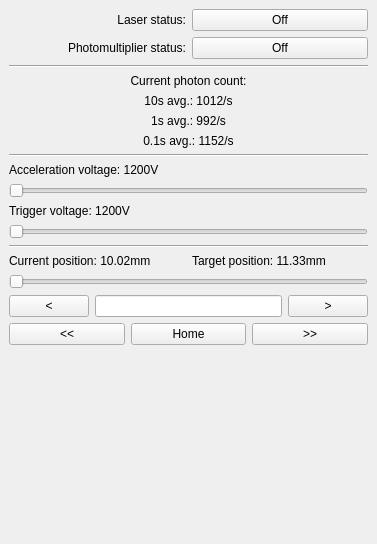
First picture: the form in controldock.ui, repository JJendryka/Photomultiplier, before the edit.
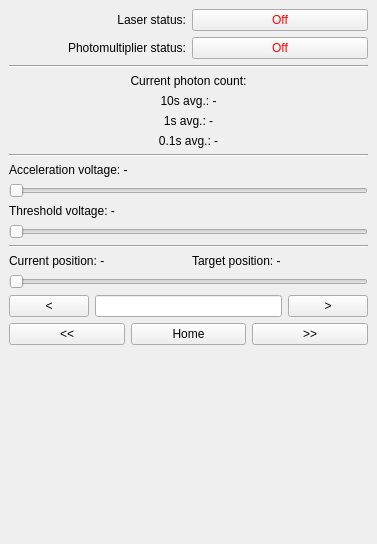
Second picture: the form after the edit.

Commit message: Changed control dock placeholders

The edit to the form file:
```diff
--- a/controldock.ui
+++ b/controldock.ui
@@ -34,6 +34,9 @@
         </item>
         <item>
          <widget class="QPushButton" name="laserStatusButton">
+          <property name="styleSheet">
+           <string notr="true">QPushButton {color: red;}</string>
+          </property>
           <property name="text">
            <string>Off</string>
           </property>
@@ -58,6 +61,9 @@
         </item>
         <item>
          <widget class="QPushButton" name="photomultiplierStatusButton">
+          <property name="styleSheet">
+           <string notr="true">QPushButton {color: red;}</string>
+          </property>
           <property name="text">
            <string>Off</string>
           </property>
@@ -90,7 +96,7 @@
         <item>
          <widget class="QLabel" name="photonReadout10Label">
           <property name="text">
-           <string>10s avg.: 1012/s</string>
+           <string>10s avg.: -</string>
           </property>
           <property name="alignment">
            <set>Qt::AlignCenter</set>
@@ -100,7 +106,7 @@
         <item>
          <widget class="QLabel" name="photonReadout1Label">
           <property name="text">
-           <string>1s avg.: 992/s</string>
+           <string>1s avg.: -</string>
           </property>
           <property name="alignment">
            <set>Qt::AlignCenter</set>
@@ -110,7 +116,7 @@
         <item>
          <widget class="QLabel" name="photonReadout01Label">
           <property name="text">
-           <string>0.1s avg.: 1152/s</string>
+           <string>0.1s avg.: -</string>
           </property>
           <property name="alignment">
            <set>Qt::AlignCenter</set>
@@ -131,7 +137,7 @@
         <item>
          <widget class="QLabel" name="voltageLabel">
           <property name="text">
-           <string>Acceleration voltage: 1200V</string>
+           <string>Acceleration voltage: -</string>
           </property>
          </widget>
         </item>
@@ -149,7 +155,7 @@
         <item>
          <widget class="QLabel" name="thresholdLabel">
           <property name="text">
-           <string>Trigger voltage: 1200V</string>
+           <string>Threshold voltage: -</string>
           </property>
          </widget>
         </item>
@@ -176,14 +182,14 @@
           <item>
            <widget class="QLabel" name="currentPositionLabel">
             <property name="text">
-             <string>Current position: 10.02mm</string>
+             <string>Current position: -</string>
             </property>
            </widget>
           </item>
           <item>
            <widget class="QLabel" name="targetPositionLabel">
             <property name="text">
-             <string>Target position: 11.33mm</string>
+             <string>Target position: -</string>
             </property>
            </widget>
           </item>
```
